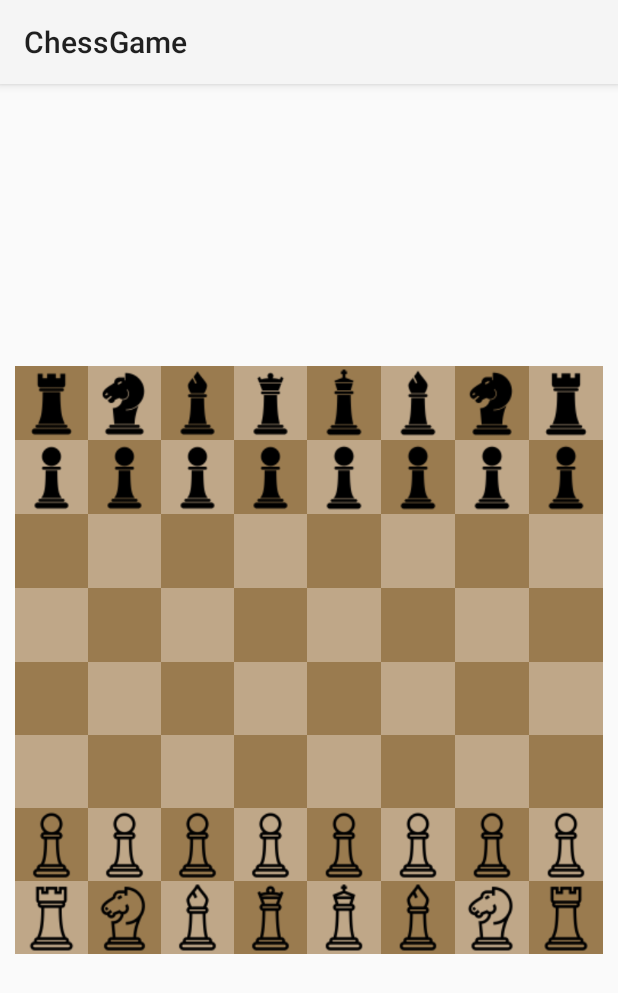
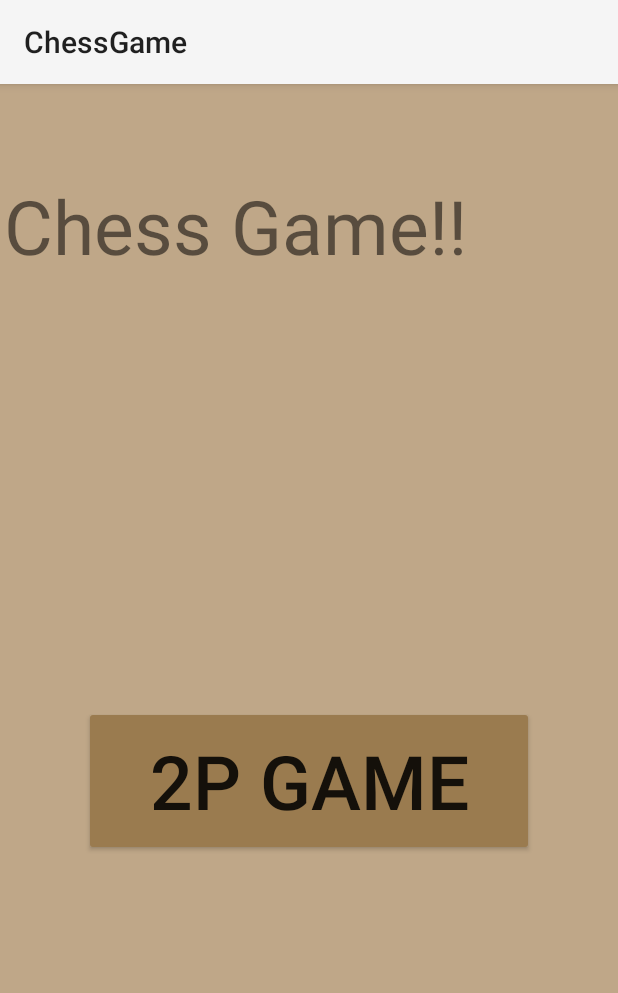
Before and after one commit to ys05143/21.01.13_ChessGame, an Android app: the screen it shows after launch (MainActivity before the commit, IntroActivity after it), on a phone screen of 412 x 824 dp. Shown: the top 993 px of the screen. Run offline under Robolectric (Android 15) with nearby library versions, the phone set to English and light mode, and no system bars.

Commit message:
간략한 인트로 화면 추가

```diff
--- a/app/src/main/AndroidManifest.xml
+++ b/app/src/main/AndroidManifest.xml
@@ -9,13 +9,14 @@
         android:roundIcon="@mipmap/ic_launcher_round"
         android:supportsRtl="true"
         android:theme="@style/Theme.ChessGame">
-        <activity android:name=".MainActivity">
+        <activity android:name=".IntroActivity">
             <intent-filter>
                 <action android:name="android.intent.action.MAIN" />
 
                 <category android:name="android.intent.category.LAUNCHER" />
             </intent-filter>
         </activity>
+        <activity android:name=".MainActivity"></activity>
     </application>
 
 </manifest>
--- /dev/null
+++ b/app/src/main/java/com/example/chessgame/IntroActivity.java
@@ -0,0 +1,26 @@
+package com.example.chessgame;
+
+import androidx.appcompat.app.AppCompatActivity;
+
+import android.content.Intent;
+import android.os.Bundle;
+import android.view.View;
+import android.widget.Button;
+
+public class IntroActivity extends AppCompatActivity {
+
+    @Override
+    protected void onCreate(Bundle savedInstanceState) {
+        super.onCreate(savedInstanceState);
+        setContentView(R.layout.activity_intro);
+
+        Button b1=(Button)findViewById(R.id.twoP_Game);
+        b1.setOnClickListener(new View.OnClickListener() {
+            @Override
+            public void onClick(View v) {
+               Intent intent=new Intent(IntroActivity.this, MainActivity.class);
+               startActivity(intent);
+            }
+        });
+    }
+}
--- a/app/src/main/java/com/example/chessgame/MainActivity.java
+++ b/app/src/main/java/com/example/chessgame/MainActivity.java
@@ -73,8 +73,8 @@
     int[] temp_index = new int[1]; // 첫번째 버튼의 번호 저장(첫번째 누른 block의 인덱스)
     int[] choose_num = new int[1]; // 첫번째 버튼의 말의 종류 저장 (1~6)
     boolean[] flag = {false}; // 버튼 2번눌렀을때
-    static int count=0;
-    static boolean turn=true; //순서 표시 처음에는 흑 먼저
+    int count=0;
+    boolean turn=true; //순서 표시 처음에는 흑 먼저
 //---------------------------------------------------------------------------------------------
     @Override
     protected void onCreate(Bundle savedInstanceState) {
@@ -1153,12 +1153,18 @@
                 end_builder.setPositiveButton("홈으로 이동", new DialogInterface.OnClickListener() {
                     @Override
                     public void onClick(DialogInterface dialog, int which) {
+                        turn=true;
+                        count=0;
+                        clear();
                         finish(); //현재(메인) 엑티비티 종료
                     }
                 });
                 end_builder.setNegativeButton("종료", new DialogInterface.OnClickListener() {
                     @Override
                     public void onClick(DialogInterface dialog, int which) { //앱 종료
+                        turn=true;
+                        count=0;
+                        clear();
                         finishAffinity();
                         System.runFinalization();
                         System.exit(0);
--- /dev/null
+++ b/app/src/main/res/layout/activity_intro.xml
@@ -0,0 +1,34 @@
+<?xml version="1.0" encoding="utf-8"?>
+<androidx.constraintlayout.widget.ConstraintLayout xmlns:android="http://schemas.android.com/apk/res/android"
+    xmlns:app="http://schemas.android.com/apk/res-auto"
+    xmlns:tools="http://schemas.android.com/tools"
+    android:layout_width="match_parent"
+    android:layout_height="match_parent"
+    android:background="@color/beige"
+    tools:context=".IntroActivity">
+
+    <TextView
+        android:id="@+id/textView"
+        android:layout_width="406dp"
+        android:layout_height="100dp"
+        android:text="Chess Game!!"
+        android:textSize="50sp"
+        app:layout_constraintBottom_toBottomOf="parent"
+        app:layout_constraintEnd_toEndOf="parent"
+        app:layout_constraintHorizontal_bias="0.498"
+        app:layout_constraintStart_toStartOf="parent"
+        app:layout_constraintTop_toTopOf="parent"
+        app:layout_constraintVertical_bias="0.091" />
+
+    <Button
+        android:id="@+id/twoP_Game"
+        android:layout_width="300dp"
+        android:layout_height="100dp"
+        android:text="2P Game"
+        android:textSize="50sp"
+        app:backgroundTint="@color/brown"
+        app:layout_constraintBottom_toBottomOf="parent"
+        app:layout_constraintEnd_toEndOf="parent"
+        app:layout_constraintStart_toStartOf="parent"
+        app:layout_constraintTop_toBottomOf="@+id/textView" />
+</androidx.constraintlayout.widget.ConstraintLayout>
```
